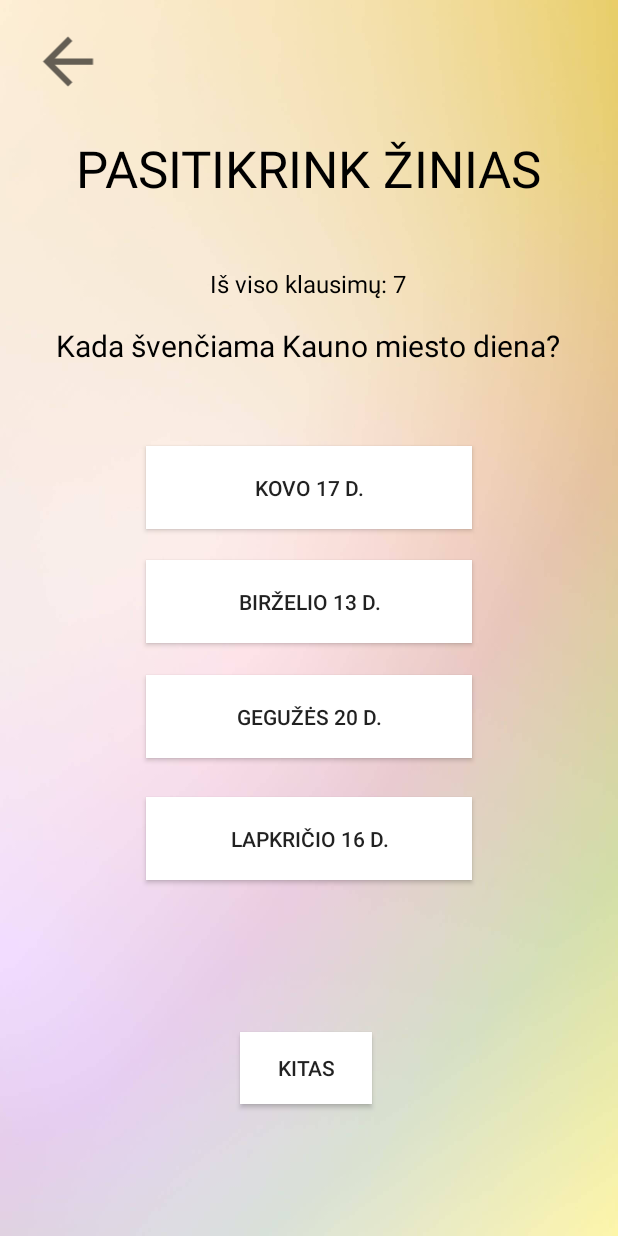
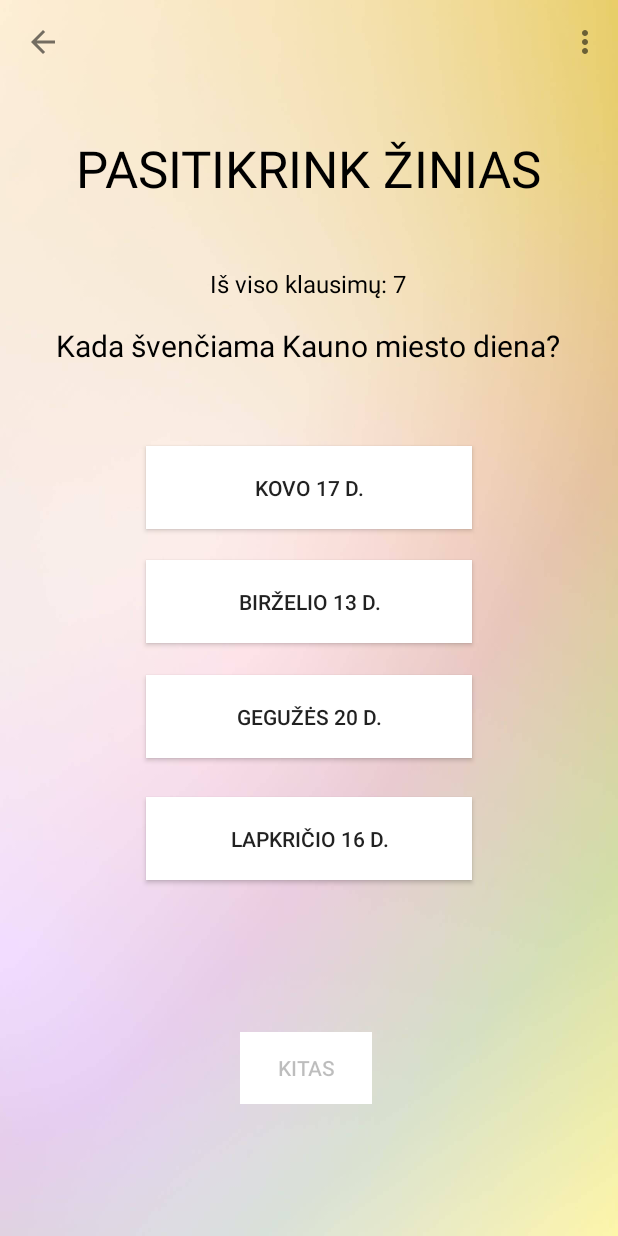
Before and after one commit to Phonksy/Kaunas, an Android app: the quiz screen opened directly, with no data from a screen before it, on a phone screen of 412 x 824 dp. Run offline under Robolectric (Android 15) with nearby library versions, the phone set to English and light mode, and no system bars; Roboto replaces fonts that are not available here.

Commit message:
Sutvarkyta gynimo užduotis: toolbar. Veikia back mygtukas.

```diff
--- a/app/src/main/java/com/example/kaunas/quiz.java
+++ b/app/src/main/java/com/example/kaunas/quiz.java
@@ -1,20 +1,23 @@
 package com.example.kaunas;
 
+import androidx.annotation.NonNull;
 import androidx.appcompat.app.AppCompatActivity;
+import androidx.appcompat.widget.Toolbar;
 
 import android.app.AlertDialog;
 import android.content.DialogInterface;
 import android.content.Intent;
 import android.graphics.Color;
+import android.net.Uri;
 import android.os.Bundle;
+import android.view.Menu;
+import android.view.MenuItem;
 import android.view.View;
 import android.widget.Button;
 import android.widget.ImageView;
 import android.widget.TextView;
 
 public class quiz extends AppCompatActivity implements View.OnClickListener {
-
-    ImageView back4;
     TextView questionNumber;
     TextView question;
     Button ansA, ansB, ansC, ansD;
@@ -28,15 +31,9 @@ public class quiz extends AppCompatActivity implements View.OnClickListener {
         super.onCreate(savedInstanceState);
         setContentView(R.layout.activity_quiz);
 
-        back4 = findViewById(R.id.back4);
-
-        back4.setOnClickListener(new View.OnClickListener(){
-            @Override
-            public void onClick(View v) {
-                Intent intent = new Intent(quiz.this, MainActivity.class);
-                startActivity(intent);
-            }
-        });
+        Toolbar toolbar = findViewById(R.id.toolbar);
+        setSupportActionBar((toolbar));
+        getSupportActionBar().setTitle(null);
 
         questionNumber = findViewById(R.id.questionNumber);
         question = findViewById(R.id.question);
@@ -45,6 +42,7 @@ public class quiz extends AppCompatActivity implements View.OnClickListener {
         ansC = findViewById(R.id.ansC);
         ansD = findViewById(R.id.ansD);
         submit = findViewById(R.id.submit);
+        submit.setEnabled(false);
 
         ansA.setOnClickListener(this);
         ansB.setOnClickListener(this);
@@ -54,6 +52,16 @@ public class quiz extends AppCompatActivity implements View.OnClickListener {
 
         questionNumber.setText("Iš viso klausimų: "+totalQuestions);
         loadNewQuestion();
+
+        ImageView back = (ImageView) findViewById(R.id.back);
+
+        back.setOnClickListener(new View.OnClickListener() {
+            @Override
+            public void onClick(View v) {
+                Intent intent = new Intent(quiz.this, MainActivity.class);
+                startActivity(intent);
+            }
+        });
     }
 
     void loadNewQuestion() {
@@ -68,6 +76,7 @@ public class quiz extends AppCompatActivity implements View.OnClickListener {
         ansB.setText(questionsAnswer.choices[currentQuestionIndex][1]);
         ansC.setText(questionsAnswer.choices[currentQuestionIndex][2]);
         ansD.setText(questionsAnswer.choices[currentQuestionIndex][3]);
+        submit.setEnabled(false);
     }
 
     @Override
@@ -82,6 +91,7 @@ public class quiz extends AppCompatActivity implements View.OnClickListener {
         ansC.setEnabled(true);
         ansD.setEnabled(true);
 
+
         Button clickedButton = (Button) view;
 
         selectedAnswer = clickedButton.getText().toString();
@@ -91,6 +101,7 @@ public class quiz extends AppCompatActivity implements View.OnClickListener {
             ansB.setEnabled(false);
             ansC.setEnabled(false);
             ansD.setEnabled(false);
+            submit.setEnabled(true);
         } else if (clickedButton.getId() == R.id.submit) {
             currentQuestionIndex++;
             loadNewQuestion();
@@ -120,7 +131,50 @@ public class quiz extends AppCompatActivity implements View.OnClickListener {
         loadNewQuestion();
     }
 
-    void backToMenu() {
+    @Override
+    public boolean onCreateOptionsMenu (Menu menu)
+    {
+        getMenuInflater().inflate(R.menu.toolbar_menu, menu);
+        return true;
+    }
 
+    @Override
+    public boolean onOptionsItemSelected (@NonNull MenuItem item)
+    {
+        switch(item.getItemId()) {
+            case
+                    R.id.nav_about:
+                Intent intent = new Intent(quiz.this, aboutKaunas.class);
+                startActivity(intent);
+                break;
+            case
+                    R.id.nav_food:
+                Intent intent2 = new Intent(quiz.this, bestRestaurants.class);
+                startActivity(intent2);
+                break;
+            case
+                    R.id.nav_places:
+                Intent intent3 = new Intent(quiz.this, placesToVisit.class);
+                startActivity(intent3);
+                break;
+            case
+                    R.id.nav_hotels:
+                Intent intent5 = new Intent(quiz.this, hotels.class);
+                startActivity(intent5);
+                break;
+            case
+                    R.id.nav_news:
+                gotoUrl("https://kauno.diena.lt");
+                break;
+
+            default:
+                break;
+        }
+        return true;
+    }
+
+    private void gotoUrl(String s) {
+        Uri uri = Uri.parse(s);
+        startActivity(new Intent(Intent.ACTION_VIEW, uri));
     }
 }
--- a/app/src/main/res/layout/activity_quiz.xml
+++ b/app/src/main/res/layout/activity_quiz.xml
@@ -7,12 +7,17 @@
     android:background="@drawable/pastel"
     tools:context=".quiz">
 
+    <include
+        android:id="@+id/toolbar"
+        layout="@layout/toolbar_layout"
+        />
+
     <TextView
         android:id="@+id/textView9"
         android:layout_width="wrap_content"
         android:layout_height="wrap_content"
         android:layout_marginStart="48dp"
-        android:layout_marginTop="23dp"
+        android:layout_marginTop="33dp"
         android:layout_marginEnd="48dp"
         android:fontFamily="@font/atma_semibold"
         android:text="PASITIKRINK ŽINIAS"
@@ -20,20 +25,7 @@
         android:textSize="34sp"
         app:layout_constraintEnd_toEndOf="parent"
         app:layout_constraintStart_toStartOf="parent"
-        app:layout_constraintTop_toBottomOf="@+id/back4" />
-
-    <ImageView
-        android:id="@+id/back4"
-        android:layout_width="57dp"
-        android:layout_height="50dp"
-        android:layout_marginStart="16dp"
-        android:layout_marginTop="16dp"
-        android:layout_marginEnd="338dp"
-        android:clickable="true"
-        app:layout_constraintEnd_toEndOf="parent"
-        app:layout_constraintStart_toStartOf="parent"
-        app:layout_constraintTop_toTopOf="parent"
-        app:srcCompat="?attr/actionModeCloseDrawable" />
+        app:layout_constraintTop_toBottomOf="@+id/toolbar" />
 
     <TextView
         android:id="@+id/question"
--- /dev/null
+++ b/app/src/main/res/layout/toolbar_layout.xml
@@ -0,0 +1,23 @@
+<?xml version="1.0" encoding="utf-8"?>
+<androidx.appcompat.widget.Toolbar xmlns:android="http://schemas.android.com/apk/res/android"
+    xmlns:app="http://schemas.android.com/apk/res-auto"
+
+    android:id="@+id/toolbar2"
+    android:layout_width="match_parent"
+    android:layout_height="wrap_content"
+    android:background="#00FFFFFF"
+    android:clickable="true"
+    android:minHeight="?attr/actionBarSize"
+    android:theme="@style/ThemeOverlay.AppCompat.Light"
+    app:popupTheme="@style/ThemeOverlay.AppCompat.Light">
+
+    <ImageView
+        android:id="@+id/back"
+        android:layout_width="25dp"
+        android:layout_height="wrap_content"
+        android:layout_gravity="left"
+        android:src="?attr/homeAsUpIndicator"
+        android:layout_marginLeft="15dp"/>
+
+
+</androidx.appcompat.widget.Toolbar>
--- /dev/null
+++ b/app/src/main/res/menu/toolbar_menu.xml
@@ -0,0 +1,23 @@
+<?xml version="1.0" encoding="utf-8"?>
+<menu xmlns:android="http://schemas.android.com/apk/res/android">
+
+
+    <item
+        android:id="@+id/nav_about"
+        android:title="Apie" />
+    <item
+        android:id="@+id/nav_places"
+        android:title="Lankytinos vietos" />
+        <item
+            android:id="@+id/nav_food"
+            android:title="Kur pavalgyti?" />
+        <item
+            android:id="@+id/nav_quiz"
+            android:title="Pasitikrink žinias" />
+        <item
+            android:id="@+id/nav_hotels"
+            android:title="Viešbučiai" />
+        <item
+            android:id="@+id/nav_news"
+            android:title="Naujienos" />
+</menu>
--- a/app/src/main/res/values/themes.xml
+++ b/app/src/main/res/values/themes.xml
@@ -1,6 +1,6 @@
 <resources xmlns:tools="http://schemas.android.com/tools">
     <!-- Base application theme. -->
-    <style name="Theme.Kaunas" parent="Theme.MaterialComponents.DayNight.DarkActionBar">
+    <style name="Theme.Kaunas" parent="Theme.MaterialComponents.DayNight.NoActionBar">
         <!-- Primary brand color. -->
         <item name="colorPrimary">@color/purple_500</item>
         <item name="colorPrimaryVariant">@color/purple_700</item>
```
Also changed, not shown: app/src/main/java/com/example/kaunas/MainActivity.java (+13 -1 lines), app/src/main/java/com/example/kaunas/aboutKaunas.java (+59 -2 lines), app/src/main/java/com/example/kaunas/bestRestaurants.java (+58 -4 lines), app/src/main/java/com/example/kaunas/hotels.java (+58 -4 lines), app/src/main/java/com/example/kaunas/placesToVisit.java (+58 -4 lines), app/src/main/res/layout/activity_about_kaunas.xml (+5 -13 lines), app/src/main/res/layout/activity_best_restaurants.xml (+7 -14 lines), app/src/main/res/layout/activity_hotels.xml (+7 -14 lines), app/src/main/res/layout/activity_main.xml (+13 -2 lines), app/src/main/res/layout/activity_places_to_visit.xml (+5 -13 lines), app/src/main/res/drawable/icon.png (deleted).
